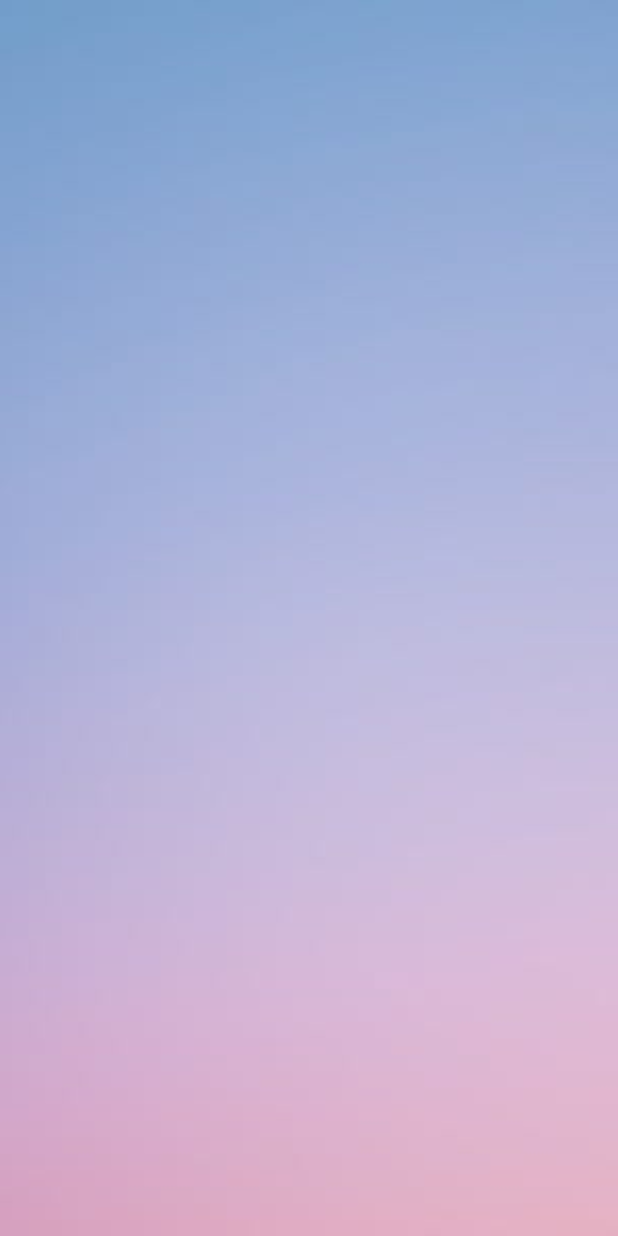
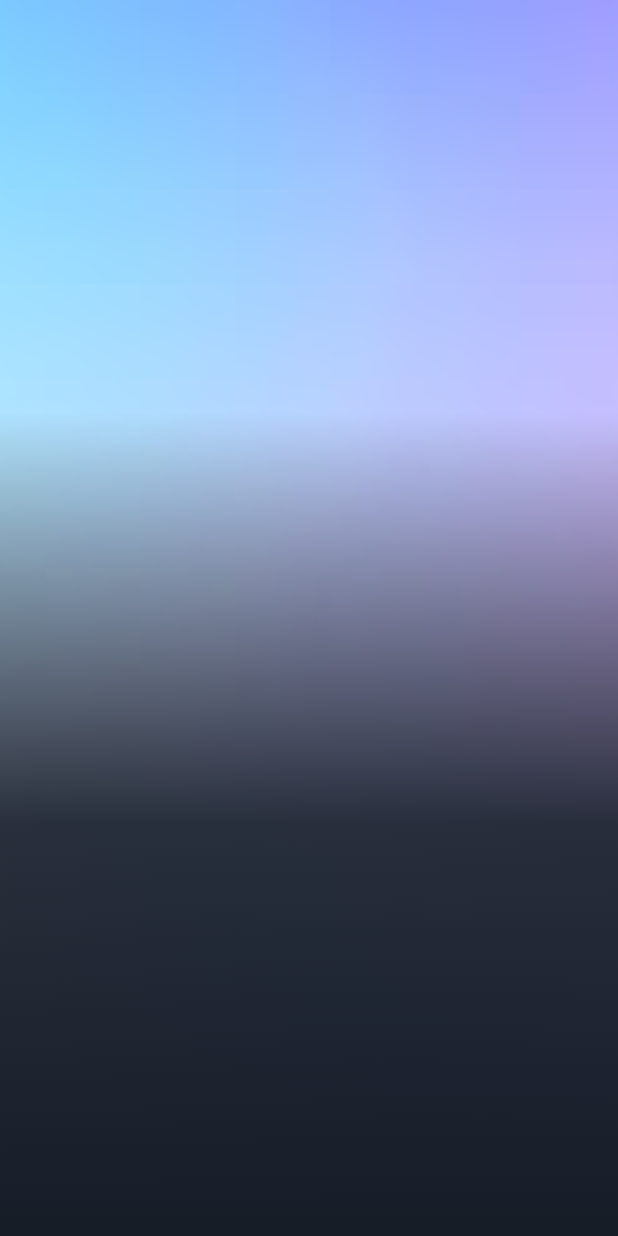
Before and after one commit to zyanislam/LoginPage-Template--Flutter, a Flutter app: the screen it shows after launch, on a phone screen of 412 x 824 dp. Run offline on Flutter 3.47's test engine with Material 3 defaults, Android fonts, the phone set to English and light mode, and no system bars.

Commit message:
Update: Image Asset added

```diff
--- a/lib/modules/login_page.dart
+++ b/lib/modules/login_page.dart
@@ -16,8 +16,17 @@ class LoginPage extends StatelessWidget {
           Container(
             decoration: BoxDecoration(
                 image: DecorationImage(
-                    image: AssetImage('images/1.jpg'), fit: BoxFit.cover)),
-          )
+                    image: AssetImage('images/2.png'), fit: BoxFit.cover)),
+          ),
+          Container(
+            decoration: BoxDecoration(
+                gradient: LinearGradient(colors: [
+              Colors.transparent,
+              Colors.transparent,
+              Color(0xff161d27).withOpacity(0.9),
+              Color(0xff161d27)
+            ], begin: Alignment.topCenter, end: Alignment.bottomCenter)),
+          ),
         ],
       ),
     );
--- a/pubspec.yaml
+++ b/pubspec.yaml
@@ -58,7 +58,7 @@ flutter:
 
   # To add assets to your application, add an assets section, like this:
   assets:
-    - images/1.jpg
+    - images/
 
   # An image asset can refer to one or more resolution-specific "variants", see
   # https://flutter.dev/assets-and-images/#resolution-aware
```
Also changed, not shown: images/2.png (added).
